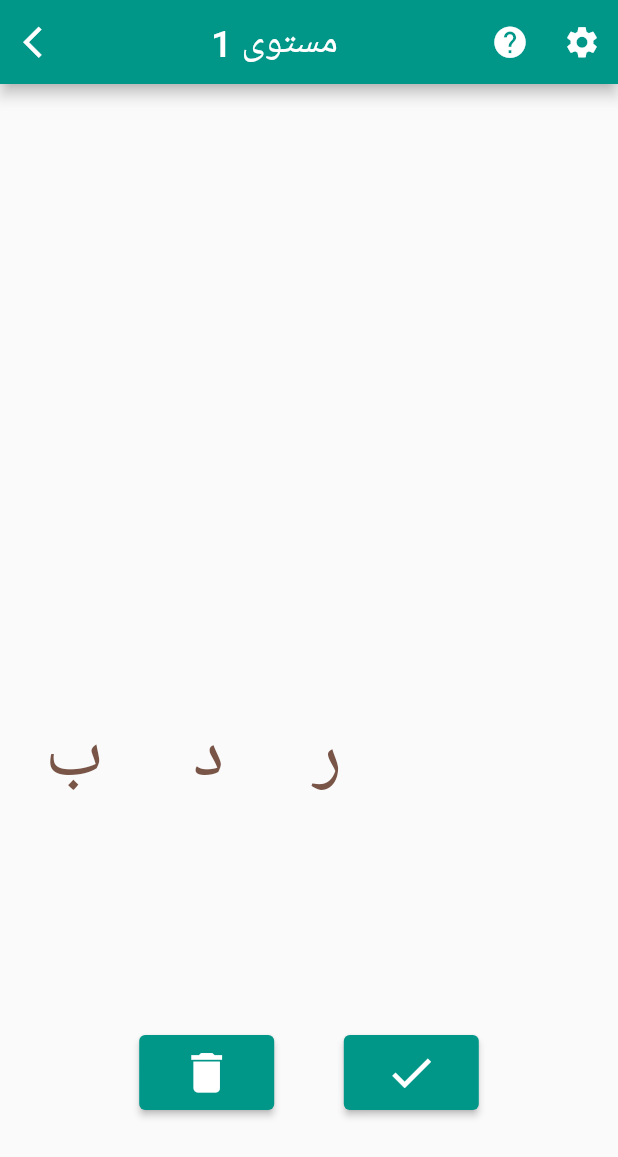
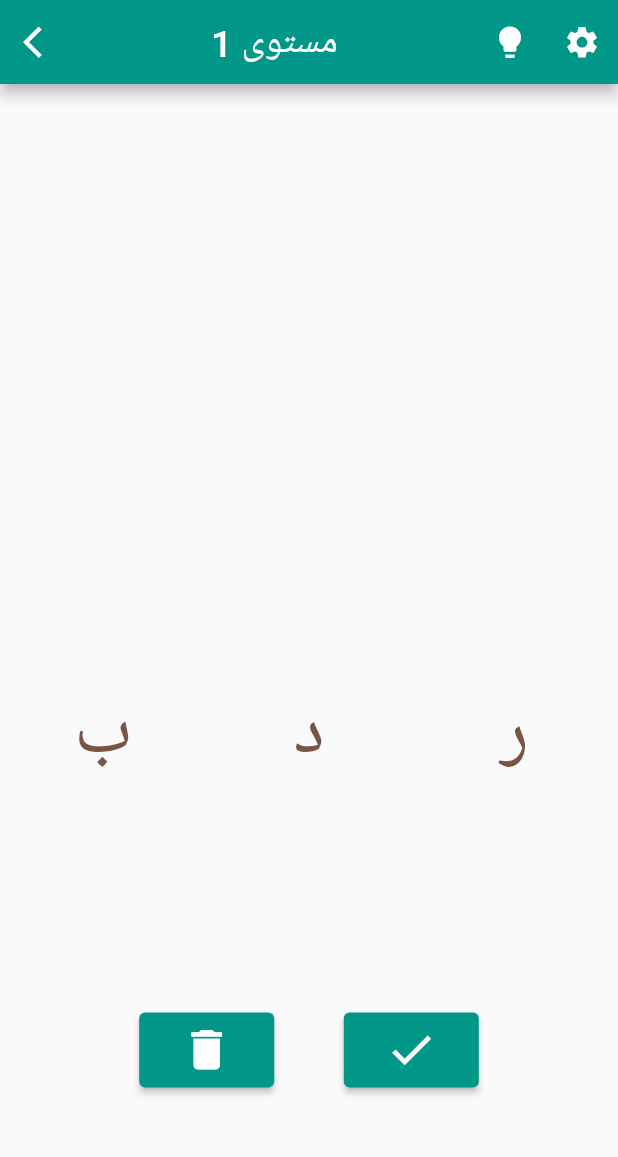
Before and after one commit to EmanOss/word_kunafa, a Flutter app: the screen it shows after launch, after a tap on the "check" icon, on a phone screen of 412 x 824 dp. Shown: the top 1157 px of the screen. Run offline on Flutter 3.47's test engine with Material 2 defaults, Android fonts, the phone set to English and light mode, and no system bars.

Commit message:
centered letters

```diff
--- /dev/null
+++ b/assets/levels.json
@@ -0,0 +1,34 @@
+[
+  {
+    "letters": ["ب", "د", "ر"],
+    "correct": ["بدر", "برد", "رد","دبر","دب","رد","رب","بر","در","درب","بد"]
+  },
+  {
+    "letters": ["ف", "ي", "ل"],
+    "correct": ["فيل", "ليف", "فل","في","لي","يلف","لف"]
+  },
+  {
+    "letters": ["ل", "م", "ح"],
+    "correct": ["حل", "مل", "حمل", "لم", "لحم","حم","ملح","لمح","حلم","لح"]
+  },
+  {
+    "letters": ["د", "ع", "س"],
+    "correct": ["سعد", "دس", "عد", "دع", "سد","دعس","عدس"]
+  },
+  {
+    "letters": ["ل", "ج", "ب"],
+    "correct": ["جبل", "جب", "جل", "لب", "لج","جلب","بل","بجل"]
+  },
+  {
+    "letters": ["ق", "د", "ر"],
+    "correct": ["قرد", "قدر", "رقد", "درق", "در","رد","دق","رق","قد","قر"]
+  },
+  {
+    "letters": ["ر", "ح", "ف"],
+    "correct": ["فرح", "حفر", "رف", "فر", "حف","حر","حرف"]
+  },
+  {
+    "letters": ["و", "ص", "ف"],
+    "correct": ["وصف", "صف", "صوف", "فص", "فو","صفو"]
+  }
+]
--- a/data_repo/levels.json
+++ /dev/null
@@ -1,34 +0,0 @@
-[
-  {
-    "letters": ["ب", "د", "ر"],
-    "correct": ["بدر", "برد", "رد","دبر","دب","رد","رب","بر","در","درب","بد"]
-  },
-  {
-    "letters": ["ف", "ي", "ل"],
-    "correct": ["فيل", "ليف", "فل","في","لي","يلف","لف"]
-  },
-  {
-    "letters": ["س", "م", "ع"],
-    "correct": ["سمع", "سم", "عم", "مع", "مس"]
-  },
-  {
-    "letters": ["ر", "ح", "ف"],
-    "correct": ["فرح", "حفر", "رف", "فر", "حف","حر","حرف"]
-  },
-  {
-    "letters": ["و", "ص", "ف"],
-    "correct": ["وصف", "صف", "صوف", "فص", "فو"]
-  },
-  {
-    "letters": ["ل", "م", "ح"],
-    "correct": ["حل", "مل", "حمل", "لم", "لحم","حم","ملح","لمح","حلم"]
-  },
-  {
-    "letters": ["د", "ع", "س"],
-    "correct": ["سعد", "دس", "عد", "دع", "سد","دعس","عدس"]
-  },
-  {
-    "letters": ["ل", "ج", "ب"],
-    "correct": ["جبل", "جب", "جل", "لب", "لج","جلب","بل","بجل"]
-  }
-]
--- a/lib/my_styles.dart
+++ b/lib/my_styles.dart
@@ -24,4 +24,7 @@ class myStyles {
     minimumSize: MaterialStateProperty.all( Size(90, 50)),
 
   );
+  static const tray = BoxDecoration(
+    // image: DecorationImage(image: AssetImage("assets/tray1.jpg"))
+  );
 }
--- a/lib/screens/my_home.dart
+++ b/lib/screens/my_home.dart
@@ -40,7 +40,7 @@ class MyHome extends StatelessWidget {
           children: <Widget>[
             ElevatedButton(
                 onPressed: _play,
-                child: Text("PLAY"))
+                child: Text("إلعب !"))
             // ElevatedButton(
             //   child: Text("Play"),
             //   onPressed: _startGame,
--- a/lib/screens/play.dart
+++ b/lib/screens/play.dart
@@ -1,3 +1,4 @@
+import 'dart:io';
 import 'dart:math';
 
 import 'package:flutter/cupertino.dart';
@@ -14,11 +15,13 @@ class PlayScreen extends StatefulWidget {
 }
 
 class _PlayScreenState extends State<PlayScreen> with TickerProviderStateMixin {
-  String _word = "د";
+  String _word = "";
   List<String> _solved = [];
   int _currLevel=0;
   List<level> allLevels=[];
   late AnimationController _controller;
+  late Animation<double> anim;
+  late Future<List<level>> _myJsonData;
 
   void _addLetter(String c) {
     setState(() {
@@ -34,7 +37,7 @@ class _PlayScreenState extends State<PlayScreen> with TickerProviderStateMixin {
     //retuns 1 if word is correct, 2 if it's in the bonus list, 0 if it's wrong
     return allLevels[_currLevel].correct!.contains(w) && !_solved.contains(w);
   }
-  void _addSolvedWord(String w, BuildContext c) {
+  Future<void> _addSolvedWord(String w, BuildContext c) async {
     if(_checkWord(w)) {
       setState(() {
         _solved.add(w);
@@ -44,8 +47,10 @@ class _PlayScreenState extends State<PlayScreen> with TickerProviderStateMixin {
         _endLevel(c);
     }
     else {
-      //todo add err msg/indication
-        _clearWord();
+      _controller.forward();
+      await Future.delayed(Duration(seconds: 1));
+      _controller.stop();
+      _clearWord();
       }
   }
   void _endLevel(BuildContext c){
@@ -129,10 +134,22 @@ class _PlayScreenState extends State<PlayScreen> with TickerProviderStateMixin {
   }
     void initState() {
     super.initState();
+    _myJsonData = ReadJsonData();
     _controller = AnimationController(
-      duration: const Duration(seconds: 10),
+      duration: const Duration(milliseconds: 70),
       vsync: this,
-    )..repeat();
+    );
+    anim = Tween<double>(
+      begin: 0,
+      end: 7,
+    ).animate(_controller)
+      ..addStatusListener((status) {
+      if (status == AnimationStatus.completed) {
+        _controller.reverse();
+      } else if (status == AnimationStatus.dismissed) {
+        _controller.forward();
+      }
+    });
   }
 
   @override
@@ -143,7 +160,7 @@ class _PlayScreenState extends State<PlayScreen> with TickerProviderStateMixin {
 
   Future<List<level>> ReadJsonData() async {
     //read json file
-    final jsondata = await rootBundle.rootBundle.loadString('data_repo/levels.json');
+    final jsondata = await rootBundle.rootBundle.loadString('assets/levels.json');
     //decode json data as list
     final list = json.decode(jsondata) as List<dynamic>;
     //map json and initialize using DataModel
@@ -170,7 +187,7 @@ class _PlayScreenState extends State<PlayScreen> with TickerProviderStateMixin {
             icon:const Icon(Icons.arrow_back_ios, size:25,)),
         actions: [
           IconButton(onPressed:()=> _hint(),
-              icon:const Icon(Icons.help, size:25,)),
+              icon:const Icon(Icons.lightbulb, size:25,)),
           IconButton(onPressed:()=> _settings(),
           icon:const Icon(Icons.settings, size:25,)),
         ],
@@ -195,27 +212,26 @@ class _PlayScreenState extends State<PlayScreen> with TickerProviderStateMixin {
           // horizontal).
           mainAxisAlignment: MainAxisAlignment.center,
           children: <Widget>[
-            Container(height: 200,child:
-              Padding(padding: const EdgeInsets.all(10),
-                  child:Wrap( direction: Axis.vertical,
-                    textDirection: TextDirection.rtl,
-                    children: _solved.map<Card>((s) =>Card(elevation: 0, child:Center(heightFactor: 1,child:Text(s, style: myStyles.words,),))).toList(),),
-              )),
-            Container(height: 100, child:Text(
-              _word,style: myStyles.letters,),),
-            // AnimatedBuilder(
-            //     builder: (context, child) {
-            //       return Transform.rotate(
-            //         angle: _controller.value * 2 * pi,
-            //         child: child,);
-            //     },
-            //     animation: _controller, //Tween(begin: 0, end: 2*pi).animate(_controller),
-            //     child://Container(child:Text("HI")),
-            //     Container(height: 100, child:Text(
-            //   _word,style: myStyles.letters,),)
-            // ),
+            Container(height: 200, decoration: myStyles.tray,
+                  child:GridView.count(
+                    crossAxisCount: 3,
+                    children: _solved.map<Container>((s) =>Container(alignment: Alignment.topCenter,
+                          child:Text(s, style: myStyles.words,),)).toList(),),),
+            AnimatedBuilder(
+                builder: (context, child) {
+                  return Transform.translate(
+                    offset: Offset(anim.value,1),
+                    child: Container(height: 100,
+                      child:Text(_word,style: myStyles.letters,),),
+                  );
+                },
+                animation: _controller, //Tween(begin: 0, end: 2*pi).animate(_controller),
+                child://Container(child:Text("HI")),
+                Container(height: 100, child:Text(
+                  _word,style: myStyles.letters,),)
+            ),
             FutureBuilder(
-              future: ReadJsonData(),
+              future: _myJsonData,
               builder: (context, data) {
                 if (data.hasError) {
                   //in case if error found
@@ -228,17 +244,31 @@ class _PlayScreenState extends State<PlayScreen> with TickerProviderStateMixin {
                   return Flex(direction: Axis.horizontal,
                     children: [ Expanded(
                       child: SizedBox(
-                        height: 250.0,
-                        child:ListView.builder(
-                            scrollDirection: Axis.horizontal,
-                            itemCount: items[_currLevel].letters == null ? 0 : items[_currLevel].letters!.length,
-                            itemBuilder: (context, index) {
-                              return Padding(padding:EdgeInsets.all(30),
-                                      child:GestureDetector(
-                                    onTap: () => _addLetter(items[_currLevel].letters![index]),
-                                    child: Text(items[_currLevel].letters![index], style: myStyles.letters),
-                                  ));
-                            }),
+                        height: 220,
+                        width: 50,
+                        child: GridView.count(
+                              crossAxisCount: 3,
+                              childAspectRatio: 2/1,
+                              children:
+                            //   [
+                            //     Container(alignment: Alignment.topCenter,child:Spacer(),),
+                            //     Container(alignment: Alignment.topCenter,child:Spacer(),),
+                            // GestureDetector(onTap: ()=> _addLetter(items[_currLevel].letters![0]),child:
+                            // Container(alignment: Alignment.topCenter,child:Text( items[_currLevel].letters![0], style: myStyles.letters,),),),
+                            //     Container(alignment: Alignment.topCenter,child:Spacer(),),
+                            //     Container(alignment: Alignment.topCenter,child:Spacer(),),
+                            //
+                            //     Container(alignment: Alignment.topCenter,child:Spacer(),),
+                            //     Container(alignment: Alignment.topCenter,child:Text( items[_currLevel].letters![1], style: myStyles.letters,),),
+                            //     Container(alignment: Alignment.topCenter,child:Spacer(),),
+                            //     Container(alignment: Alignment.topCenter,child:Text( items[_currLevel].letters![2], style: myStyles.letters,),),
+                            //     Container(alignment: Alignment.topCenter,child:Spacer(),),
+                            //   ]
+                          items[_currLevel].letters!.map<Container>((s) =>
+                              Container(alignment: Alignment.topCenter,
+                                child:GestureDetector(onTap:()=>_addLetter(s),
+                                    child:Text(s, style: myStyles.letters,)),)).toList(),
+                        )
                       )
                     ) ],);
                 }
--- a/pubspec.yaml
+++ b/pubspec.yaml
@@ -59,7 +59,7 @@ flutter:
 
   # To add assets to your application, add an assets section, like this:
   assets:
-    - data_repo/levels.json
+    - assets/levels.json
   #   - images/a_dot_ham.jpeg
 
   # An image asset can refer to one or more resolution-specific "variants", see
```
Also changed, not shown: assets/scratch.json (renamed from data_repo/scratch.json), 1 other file.
